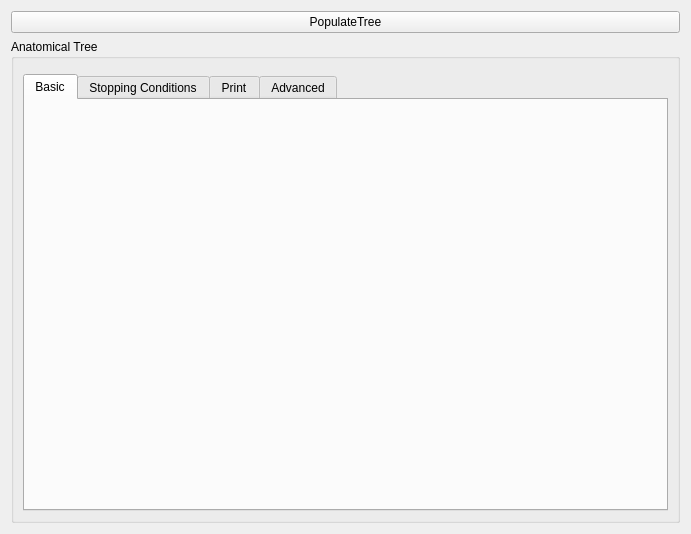
The window that QTModules/EMSegment/Resources/UI/qSlicerEMSegmentEditNodeBasedParametersPanel.ui (jcfr/Slicer3) describes before a commit, drawn with Qt 5.
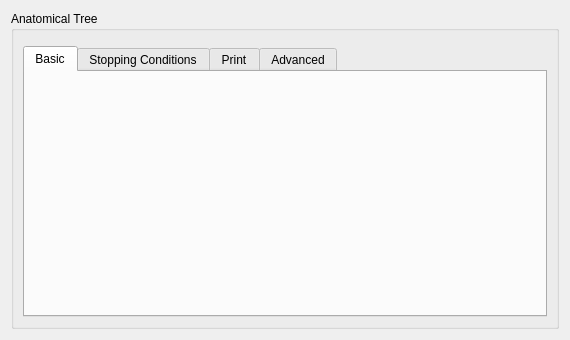
The same window after the commit. Custom widgets are drawn as their Qt base class.

Commit message:
ENH: EMSegment - Added virtual method setup to qSlicerEMSegmentWidget and updated Panel to use it
The setup method can be overloaded to initialize UI

Ideally, the panel would be initialized when a valid vtkMRMLEMSNode is set

```diff
--- a/QTModules/EMSegment/Resources/UI/qSlicerEMSegmentEditNodeBasedParametersPanel.ui
+++ b/QTModules/EMSegment/Resources/UI/qSlicerEMSegmentEditNodeBasedParametersPanel.ui
@@ -6,21 +6,14 @@
    <rect>
     <x>0</x>
     <y>0</y>
-    <width>691</width>
-    <height>534</height>
+    <width>570</width>
+    <height>340</height>
    </rect>
   </property>
   <property name="windowTitle">
    <string>Form</string>
   </property>
   <layout class="QVBoxLayout" name="verticalLayout_2">
-   <item>
-    <widget class="QPushButton" name="PopulateTreeButton">
-     <property name="text">
-      <string>PopulateTree</string>
-     </property>
-    </widget>
-   </item>
    <item>
     <widget class="ctkCollapsibleGroupBox" name="AnatomicalTreeCollapsibleGroupBox">
      <property name="title">
@@ -42,6 +35,12 @@
       </item>
       <item>
        <widget class="QTabWidget" name="tabWidget">
+        <property name="minimumSize">
+         <size>
+          <width>0</width>
+          <height>150</height>
+         </size>
+        </property>
         <property name="currentIndex">
          <number>0</number>
         </property>
```
Left out of the diff: 16 changed lines with no effect on the pictures. The commit also changes 13 other files.
